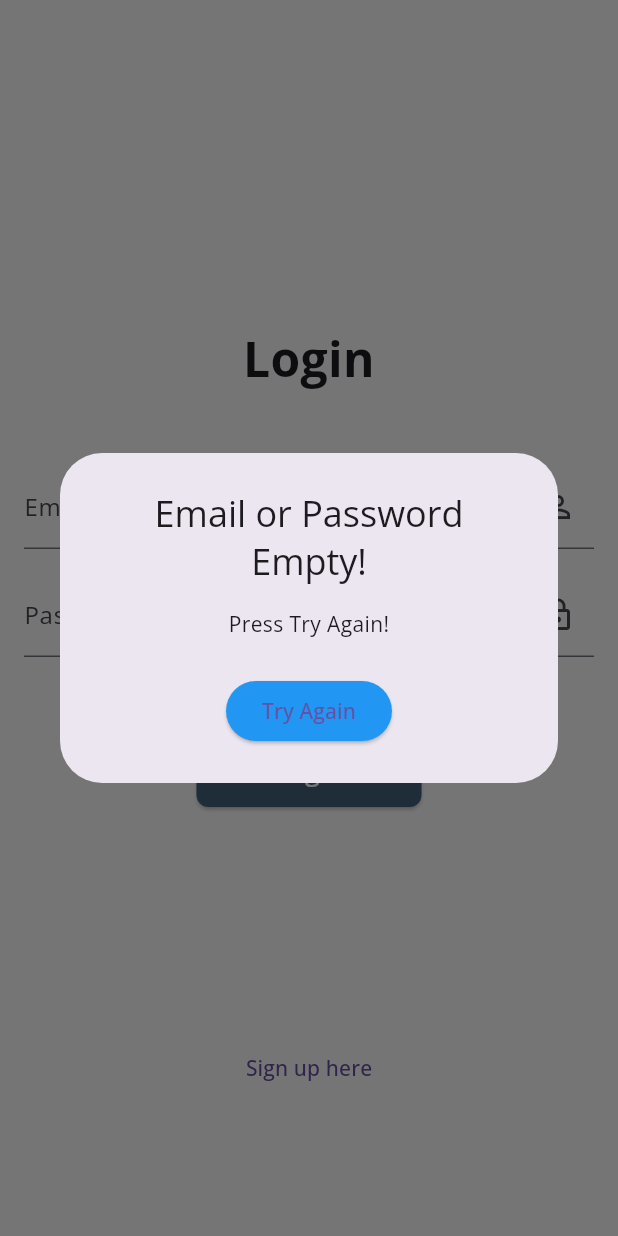
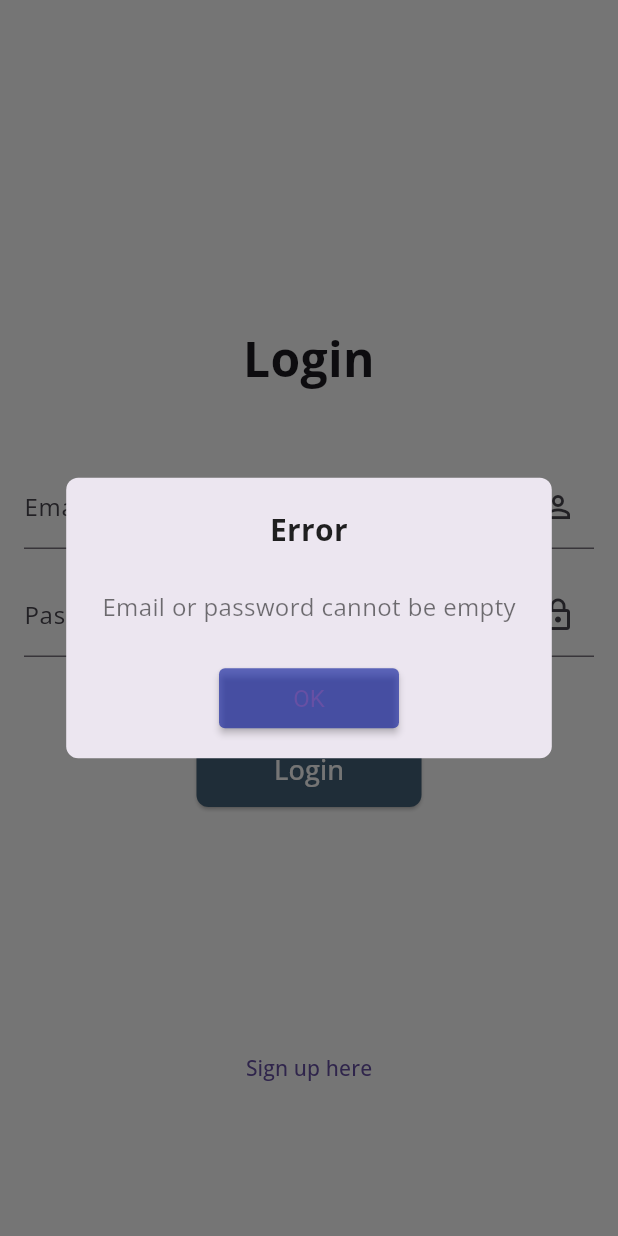
Before and after one commit to CBramming/UndineInventorySystem, a Flutter app: the LoginScreen screen opened directly, after a tap on "Login", on a phone screen of 412 x 824 dp. Run offline on Flutter 3.47's test engine with Material 3 defaults, Android fonts, the phone set to English and light mode, and no system bars; our stand-ins replace cloud_firestore, firebase_auth, firebase_core; missing offline and left inert: qr_code_scanner; accounts and stored records are empty.

Commit message:
alertdialog utility class
for alertdialog styling and such

```diff
--- a/undineinventorysystem/lib/main.dart
+++ b/undineinventorysystem/lib/main.dart
@@ -1,7 +1,6 @@
 import 'package:flutter/material.dart';
 import 'package:firebase_core/firebase_core.dart';
 import 'package:undineinventorysystem/firebase_options.dart';
-import 'package:undineinventorysystem/screens/qr_scanner_screen.dart';
 import 'screens/login_screen.dart';
 
 void main() async {
@@ -20,7 +19,7 @@ class MyApp extends StatelessWidget {
     return MaterialApp(
       title: 'Undine Inventory',
       theme: ThemeData(fontFamily: 'OpenSans'),
-      home: const QRScannerScreen(),
+      home: const LoginScreen(),
     );
   }
 }
--- a/undineinventorysystem/lib/screens/login_screen.dart
+++ b/undineinventorysystem/lib/screens/login_screen.dart
@@ -2,14 +2,20 @@ import 'package:firebase_auth/firebase_auth.dart';
 import 'package:flutter/material.dart';
 import 'package:undineinventorysystem/screens/qr_scanner_screen.dart';
 import 'package:undineinventorysystem/screens/sign_up_screen.dart';
+import 'package:undineinventorysystem/utils/alert_dialog_utils.dart';
 import '../widgets/login_widgets/login_screen_widgets.dart';
 import '../services/auth_service.dart';
 
-class LoginScreen extends StatelessWidget {
+class LoginScreen extends StatefulWidget {
+  const LoginScreen({super.key});
+
+  @override
+  _LoginScreenState createState() => _LoginScreenState();
+}
+
+class _LoginScreenState extends State<LoginScreen> {
   final emailController = TextEditingController();
   final passwordController = TextEditingController();
-
-  LoginScreen({super.key});
 
   @override
   Widget build(BuildContext context) {
@@ -36,7 +42,7 @@ class LoginScreen extends StatelessWidget {
               SignUpPrompt(
                 onSignUpPrompt: () {
                   Navigator.push(context,
-                      MaterialPageRoute(builder: (context) => SignUp()));
+                      MaterialPageRoute(builder: (context) => const SignUpScreen()));
                 },
               ),
             ],
@@ -50,45 +56,48 @@ class LoginScreen extends StatelessWidget {
     String email = emailController.text.trim();
     String password = passwordController.text.trim();
 
-    print('Attempting to sign in with Email: $email'); // Debugging
-
     if (email.isEmpty || password.isEmpty) {
-      print('Email or password is empty'); // Debugging
-       showDialog(
-          context: context,
-          builder: (BuildContext context) {
-            return const PasswordOrEmailEmptyDialog();
-          },
-        );
-      // TODO: Handle empty fields, show an error message, etc.
+      AlertDialogUtils.showErrorAlertDialog(
+        context,
+        title: 'Error',
+        message: 'Email or password cannot be empty',
+      );
       return;
     }
 
     try {
-      User? user = await AuthService().signInWithEmailAndPassword(email, password);
-      print('Firebase Auth Response User: $user'); // Debugging
+      User? user =
+          await AuthService().signInWithEmailAndPassword(email, password);
+
+      if (!mounted) return;
 
       if (user != null) {
-        // ignore: use_build_context_synchronously
-        Navigator.of(context).push(MaterialPageRoute(builder: (context) => const QRScannerScreen()));
-      }
-      else {
-        print('User is null after sign in attempt'); // Debugging
-        // TODO: Handle null user (not signed in), show an error message
-        // Display the PasswordOrEmailWrongDialog when login fails
-        // ignore: use_build_context_synchronously
-        showDialog(
-          context: context,
-          builder: (BuildContext context) {
-            return const PasswordOrEmailWrongDialog();
-          },
+        Navigator.of(context).push(
+            MaterialPageRoute(builder: (context) => const QRScannerScreen()));
+      } else {
+        AlertDialogUtils.showErrorAlertDialog(
+          context,
+          title: 'Login Failed',
+          message: 'Wrong email or password. Please try again.',
         );
         emailController.clear();
         passwordController.clear();
       }
     } catch (e) {
-      print('Sign in error: $e'); // Debugging
-      // TODO: Handle the error, show error message
+      if (!mounted) return;
+
+      AlertDialogUtils.showErrorAlertDialog(
+        context,
+        title: 'Sign In Error',
+        message: 'An error occurred during sign in. Please try again later.',
+      );
     }
   }
+
+  @override
+  void dispose() {
+    emailController.dispose();
+    passwordController.dispose();
+    super.dispose();
+  }
 }
--- a/undineinventorysystem/lib/screens/qr_scanner_screen.dart
+++ b/undineinventorysystem/lib/screens/qr_scanner_screen.dart
@@ -1,5 +1,3 @@
-import 'dart:io';
-
 import 'package:flutter/material.dart';
 import 'package:qr_code_scanner/qr_code_scanner.dart';
 import 'package:undineinventorysystem/models/item.dart';
@@ -45,6 +43,7 @@ class _QRScannerScreenState extends State<QRScannerScreen> {
 
       if (item != null) {
         print('Item found, navigating to detailed view.'); // Debug print
+        // ignore: use_build_context_synchronously
         await Navigator.push(
           context,
           MaterialPageRoute(
--- /dev/null
+++ b/undineinventorysystem/lib/utils/alert_dialog_utils.dart
@@ -0,0 +1,69 @@
+import 'package:flutter/material.dart';
+
+class AlertDialogUtils {
+  static void showErrorAlertDialog(BuildContext context,
+      {required String title,
+      required String message,
+      String buttonText = 'OK',
+      VoidCallback? buttonAction,
+      Color buttonColor = const Color.fromARGB(156, 5, 22, 154)}) {
+    showDialog(
+      context: context,
+      barrierDismissible: false,
+      builder: (BuildContext context) {
+        return AlertDialog(
+          shape:
+              RoundedRectangleBorder(borderRadius: BorderRadius.circular(8.0)),
+          contentPadding: const EdgeInsets.only(top: 20.0),
+          titlePadding: const EdgeInsets.fromLTRB(24.0, 24.0, 24.0, 0),
+          content: Column(
+            mainAxisSize: MainAxisSize.min,
+            children: [
+              Text(
+                title,
+                textAlign: TextAlign.center,
+                style: const TextStyle(
+                  fontSize: 20.0,
+                  fontWeight: FontWeight.bold,
+                  color: Colors.black87,
+                ),
+              ),
+              const SizedBox(height: 25.0),
+              Padding(
+                padding: const EdgeInsets.symmetric(horizontal: 24.0),
+                child: Text(
+                  message,
+                  textAlign: TextAlign.center,
+                  style: const TextStyle(
+                    fontSize: 16.0,
+                    color: Colors.black54,
+                  ),
+                ),
+              ),
+              const SizedBox(height: 30),
+              ConstrainedBox(
+                constraints:
+                    const BoxConstraints.tightFor(width: 120, height: 40),
+                child: ElevatedButton(
+                  onPressed: buttonAction ?? () => Navigator.of(context).pop(),
+                  style: ElevatedButton.styleFrom(
+                    backgroundColor: buttonColor,
+                    shape: RoundedRectangleBorder(
+                      borderRadius: BorderRadius.circular(4.0),
+                    ),
+                    textStyle: const TextStyle(
+                      fontSize: 16.0,
+                    ),
+                    elevation: 2,
+                  ),
+                  child: Text(buttonText),
+                ),
+              ),
+              const SizedBox(height: 20.0),
+            ],
+          ),
+        );
+      },
+    );
+  }
+}
--- a/undineinventorysystem/lib/widgets/login_widgets/login_screen_widgets.dart
+++ b/undineinventorysystem/lib/widgets/login_widgets/login_screen_widgets.dart
@@ -89,56 +89,3 @@ class SignUpPrompt extends StatelessWidget {
     );
   }
 }
-
-class PasswordOrEmailWrongDialog extends StatelessWidget {
-  const PasswordOrEmailWrongDialog({Key? key}) : super(key: key);
-
-  @override
-  Widget build(BuildContext context) {
-    return AlertDialog(
-      title: const Text('Wrong Email or Password!', textAlign: TextAlign.center,),
-      content: const Text('Press Try Again!', textAlign: TextAlign.center),
-      actions: <Widget>[
-        Align(
-          alignment: Alignment.center,
-          child: ElevatedButton(
-            onPressed: () {
-              Navigator.of(context).pop();
-            },
-            style: ElevatedButton.styleFrom(
-              backgroundColor: Colors.blue,
-            ),
-            child: const Text('Try Again'),
-          ),
-        ),
-      ],
-    );
-  }
-}
-
-class PasswordOrEmailEmptyDialog extends StatelessWidget {
-  const PasswordOrEmailEmptyDialog({Key? key}) : super(key: key);
-
-  @override
-  Widget build(BuildContext context) {
-    return AlertDialog(
-      title: const Text('Email or Password Empty!', textAlign: TextAlign.center,),
-      content: const Text('Press Try Again!', textAlign: TextAlign.center),
-      actions: <Widget>[
-        Align(
-          alignment: Alignment.center,
-          child: ElevatedButton(
-            onPressed: () {
-              Navigator.of(context).pop();
-              // You can trigger FIAM event here if needed
-            },
-            style: ElevatedButton.styleFrom(
-              backgroundColor: Colors.blue,
-            ),
-            child: const Text('Try Again'),
-          ),
-        ),
-      ],
-    );
-  }
-}
--- a/undineinventorysystem/lib/widgets/qr_scanner_screen_widget/qr_scanner_widget.dart
+++ b/undineinventorysystem/lib/widgets/qr_scanner_screen_widget/qr_scanner_widget.dart
@@ -1,7 +1,4 @@
-import 'dart:io';
 import 'package:flutter/material.dart';
-import 'package:flutter/foundation.dart';
-import 'package:flutter/services.dart';
 import 'package:qr_code_scanner/qr_code_scanner.dart';
 
 class QrScannerTitle extends StatelessWidget {
```
Also changed, not shown: undineinventorysystem/lib/screens/sign_up_screen.dart (+51 -17 lines), undineinventorysystem/lib/services/item_service.dart (+0 -28 lines).
